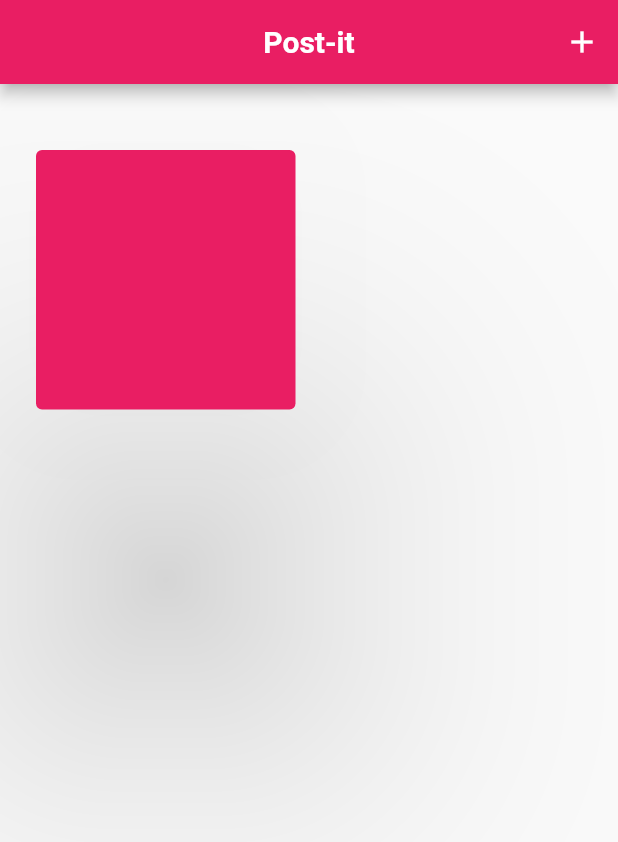
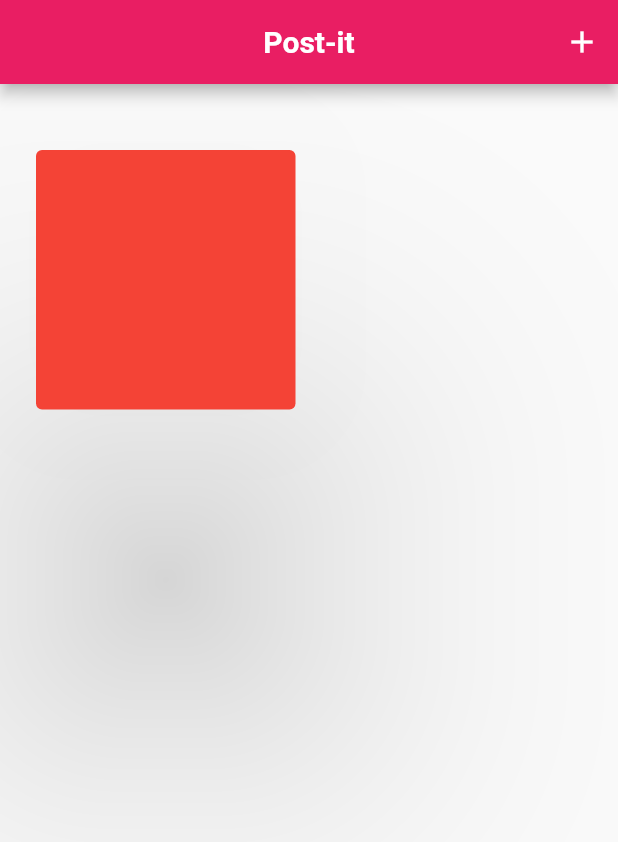
Before and after one commit to Gdiasll/Post-it-app, a Flutter app: the screen it shows after launch, after a tap on the "add" icon, after a tap on "OK", on a phone screen of 412 x 824 dp. Shown: the top 842 px of the screen. Run offline on Flutter 3.47's test engine with Material 2 defaults, Android fonts, the phone set to English and light mode, and no system bars.

Commit message:
Adicionando cores aos cards

```diff
--- a/lib/screens/Monitor.dart
+++ b/lib/screens/Monitor.dart
@@ -1,3 +1,5 @@
+import 'dart:math';
+
 import 'package:flutter/material.dart';
 import '../components/CardMonitor.dart';
 import '../components/Formulary.dart';
@@ -10,20 +12,26 @@ class Monitor extends StatefulWidget {
 
 class _MonitorState extends State<Monitor> {
 
-  List<String> urls = [];
+  List<Color> colors = [Colors.pink, Colors.pinkAccent, Colors.red, Colors.yellow, Colors.blue, Colors.green, Colors.lightBlue];
+  Map<String, Color> cards = {};
   bool formVisible = false;
-
-  void formularyCallback (String url) {
-    setState(() {
-      urls.add(url);
-    });
-    formVisible = !formVisible;
-  }
 
   Widget handleForm (formVisible) {
     return formVisible ?
       Formulary(callBack: this.formularyCallback,) :
       Padding(padding: EdgeInsets.all(10.0),);
+  }
+
+  Color get color {
+    var random = new Random();
+    return colors[random.nextInt(colors.length)];
+  }
+
+  void formularyCallback (String url) {
+    setState(() {
+      cards[url] = color;
+    });
+    formVisible = !formVisible;
   }
 
   void togleForm () {
@@ -32,25 +40,25 @@ class _MonitorState extends State<Monitor> {
     });
   }
 
-  void deleteUrl (url) {
+  void deleteUrl (texto) {
     setState(() {
-      int index = urls.indexOf(url);
-      urls.removeAt(index);
+      cards.remove(texto);
     });
   }
 
-  List<Widget> _buildCards(List<String> urls) {
-
-    return urls.map((String url) {
-      return Dismissible(
+  List<Widget> _buildCards(Map<String, Color> cards) {
+    List<Widget> payload = [];
+    cards.forEach((String texto, Color cor) {
+      payload.add(Dismissible(
         movementDuration: Duration(milliseconds: 10),
         key: UniqueKey(),
         onDismissed: (direction) {
-          deleteUrl(url);
+          deleteUrl(texto);
         },
-        child: CardMonitor(color: Colors.pink, name: url),
-      );
-    }).toList();
+        child: CardMonitor(color: cor, name: texto),
+      ));
+    });
+    return payload;
   }
 
   @override
@@ -83,7 +91,7 @@ class _MonitorState extends State<Monitor> {
               crossAxisSpacing: 10,
               mainAxisSpacing: 10,
               crossAxisCount: 2,
-              children: _buildCards(urls),
+              children: _buildCards(cards),
             ),
           )
         ],
```
